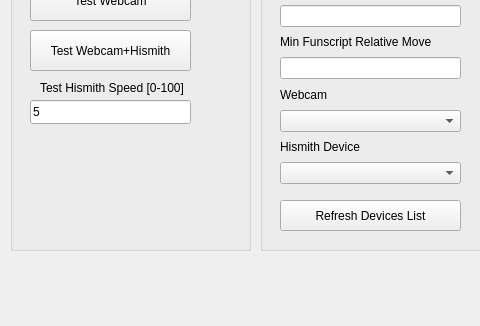
The window that mainwindow.ui (samsmit362/HismithControl) describes before a commit, drawn with Qt 5; both pictures show x 0 to 480 and y 99 to 425 of the 692 by 425 pixel window.
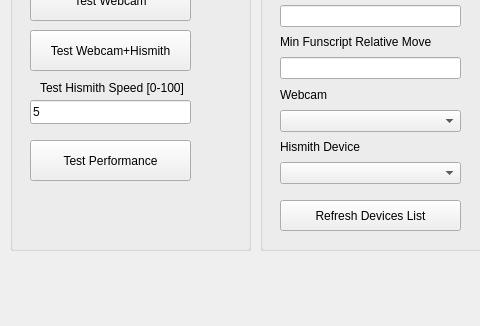
The same window after the commit.

Commit message: Added testing performance to support.

```diff
--- a/mainwindow.ui
+++ b/mainwindow.ui
@@ -91,6 +91,19 @@
       <string>Test Hismith Speed [0-100]</string>
      </property>
     </widget>
+    <widget class="QPushButton" name="getPerformance">
+     <property name="geometry">
+      <rect>
+       <x>20</x>
+       <y>200</y>
+       <width>161</width>
+       <height>41</height>
+      </rect>
+     </property>
+     <property name="text">
+      <string>Test Performance</string>
+     </property>
+    </widget>
    </widget>
    <widget class="QGroupBox" name="groupBox_2">
     <property name="geometry">
```
The commit also changes 5 other files.
